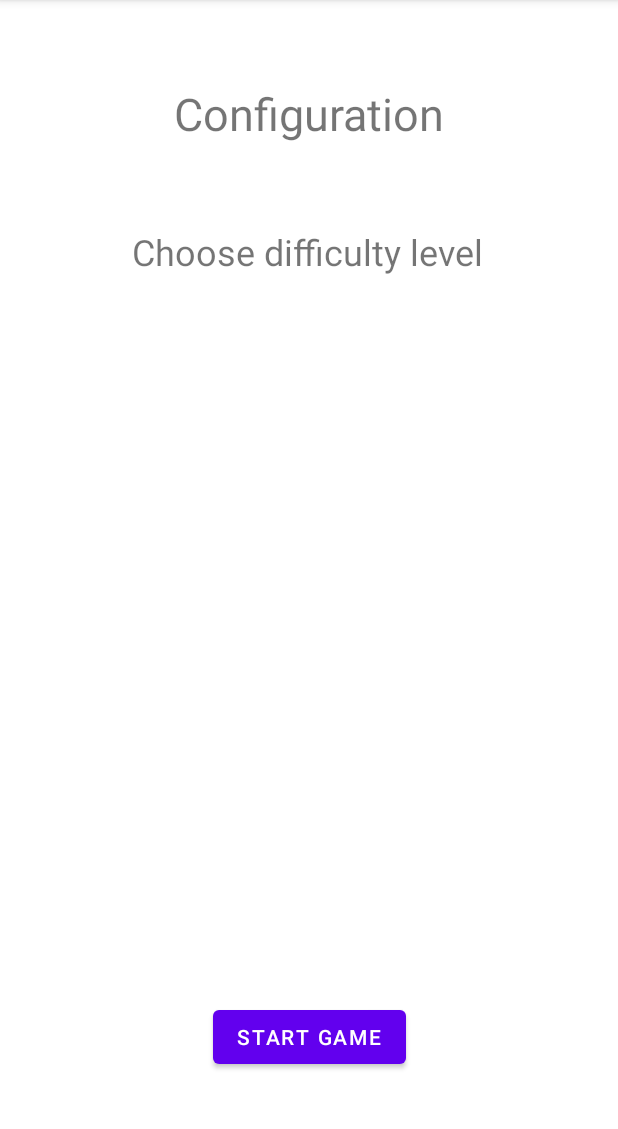
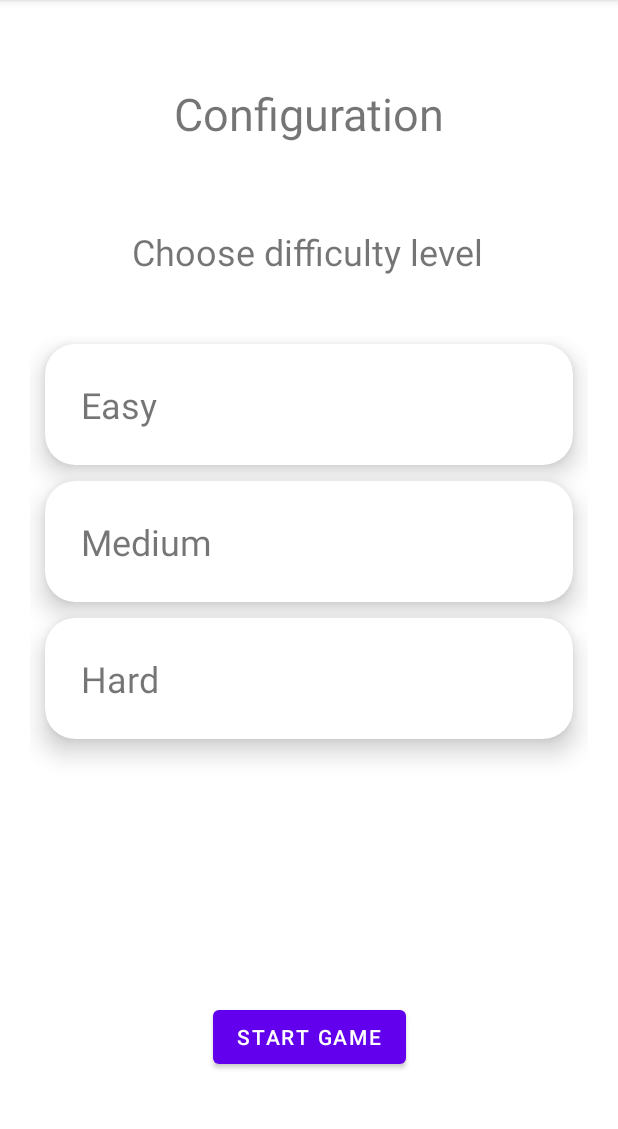
Before and after one commit to jessieAnhNguyen/MovieGuess-Game, an Android app: the ConfigFragment screen opened through its navigation route, on a phone screen of 412 x 824 dp, the part 84-1213 px from its top. Run offline under Robolectric (Android 15) with nearby library versions, the light colour scheme and no system bars; our stand-ins replace data binding.

Commit message:
implemented level and recycler view holder and adapter

```diff
--- a/app/src/main/java/com/anguy39/movieguess/ui/main/ConfigFragment.kt
+++ b/app/src/main/java/com/anguy39/movieguess/ui/main/ConfigFragment.kt
@@ -5,10 +5,19 @@ import androidx.fragment.app.Fragment
 import android.view.LayoutInflater
 import android.view.View
 import android.view.ViewGroup
+import android.widget.TextView
+import androidx.cardview.widget.CardView
+import androidx.databinding.DataBindingUtil
+import androidx.fragment.app.activityViewModels
+import androidx.lifecycle.ViewModelProvider
+import androidx.lifecycle.observe
 import androidx.navigation.findNavController
+import androidx.recyclerview.widget.LinearLayoutManager
+import androidx.recyclerview.widget.RecyclerView
 import com.anguy39.movieguess.R
 import com.anguy39.movieguess.databinding.FragmentConfigBinding
 import com.anguy39.movieguess.databinding.FragmentWelcomeBinding
+import com.anguy39.movieguess.ui.main.game.GameViewModel
 
 
 class ConfigFragment : Fragment() {
@@ -16,19 +25,74 @@ class ConfigFragment : Fragment() {
     private var _binding: FragmentConfigBinding? = null
     private val binding get() = _binding!!
 
+    private val sharedViewModel: GameViewModel by activityViewModels()
+
     override fun onCreateView(
         inflater: LayoutInflater, container: ViewGroup?,
         savedInstanceState: Bundle?
     ): View? {
-        _binding = FragmentConfigBinding.inflate(inflater, container, false)
-        val view = binding.root
-        binding.startGameButton.setOnClickListener {
-            view.findNavController().navigate(R.id.action_configFragment_to_gameFragment)
+        _binding = DataBindingUtil.inflate(inflater, R.layout.fragment_config, container, false)
+        binding.run {
+            vm = sharedViewModel
+            lifecycleOwner = this@ConfigFragment
         }
 
-        return view
+        binding.configRecyclerView.layoutManager = LinearLayoutManager(context)
+
+        binding.startGameButton.setOnClickListener {
+            it.findNavController().navigate(R.id.action_configFragment_to_gameFragment)
+        }
+
+        return binding.root
 
     }
+
+    override fun onActivityCreated(savedInstanceState: Bundle?) {
+        super.onActivityCreated(savedInstanceState)
+
+        sharedViewModel.levelList.observe(viewLifecycleOwner, {
+            binding.configRecyclerView.adapter = LevelAdapter(it)
+        })
+
+    }
+
+
+
+    private inner class LevelViewHolder(view: View) : RecyclerView.ViewHolder(view), View.OnClickListener {
+
+        private val levelNameTextView: TextView = itemView.findViewById(R.id.level_textView)
+
+        private lateinit var level: GameViewModel.Level
+
+        init {
+            itemView.setOnClickListener(this)
+        }
+
+        override fun onClick(v: View?) {
+            val levelSelected = level.LevelId
+            sharedViewModel.setLevel(levelSelected)
+        }
+
+        fun bind(level: GameViewModel.Level) {
+            this.level = level
+            levelNameTextView.text = level.levelName
+        }
+    }
+
+    private inner class LevelAdapter(private val list: List<GameViewModel.Level>) : RecyclerView.Adapter<LevelViewHolder>() {
+
+        override fun onCreateViewHolder(parent: ViewGroup, viewType: Int): LevelViewHolder {
+            val view = layoutInflater.inflate(R.layout.recycler_item, parent, false)
+            return LevelViewHolder(view)
+        }
+
+        override fun getItemCount() = list.size
+
+        override fun onBindViewHolder(holder: LevelViewHolder, position: Int) {
+            holder.bind(list[position])
+        }
+    }
+
 
     override fun onDestroyView() {
         super.onDestroyView()
--- a/app/src/main/java/com/anguy39/movieguess/ui/main/game/GameViewModel.kt
+++ b/app/src/main/java/com/anguy39/movieguess/ui/main/game/GameViewModel.kt
@@ -27,11 +27,25 @@ class GameViewModel(app: Application) : AndroidViewModel(app) {
     private var _character = MutableLiveData<Int>()
     var character: LiveData<Int> = _character
 
+    private var level = 0
+
+    private val _levelList = MutableLiveData<List<Level>>()
+    var levelList: LiveData<List<Level>> = _levelList
+
+    data class Level (val LevelId: Int, var levelName: String)
+
     init {
         val jsonString = app.assets.open("moviesEasy.json").bufferedReader().use { it.readText() }
         game = Game(jsonString)
 //        game.questions
         newQuestion()
+
+        val easyLevel = Level(0, "Easy")
+        val mediumLevel = Level(1, "Medium")
+        val hardLevel = Level(2, "Hard")
+        _levelList.value = listOf(easyLevel, mediumLevel, hardLevel)
+
+        Log.d(TAG, "level is " + level)
     }
 
     fun newQuestion() {
@@ -62,4 +76,8 @@ class GameViewModel(app: Application) : AndroidViewModel(app) {
     fun getCurrentQuestion(): Int {
         return game.getCurrentQuestion()
     }
+
+    fun setLevel(level: Int) {
+        this.level = level
+    }
 }
--- a/app/src/main/res/layout/fragment_config.xml
+++ b/app/src/main/res/layout/fragment_config.xml
@@ -1,7 +1,15 @@
 <?xml version="1.0" encoding="utf-8"?>
-<androidx.constraintlayout.widget.ConstraintLayout xmlns:android="http://schemas.android.com/apk/res/android"
+
+<layout xmlns:android="http://schemas.android.com/apk/res/android"
     xmlns:app="http://schemas.android.com/apk/res-auto"
-    xmlns:tools="http://schemas.android.com/tools"
+    xmlns:tools="http://schemas.android.com/tools">
+
+    <data>
+        <variable name="vm" type="com.anguy39.movieguess.ui.main.game.GameViewModel"/>
+    </data>
+
+
+<androidx.constraintlayout.widget.ConstraintLayout
     android:id="@+id/frameLayout2"
     android:layout_width="match_parent"
     android:layout_height="match_parent"
@@ -57,3 +65,4 @@
         app:layout_constraintTop_toBottomOf="@+id/config_recyclerView"
         app:layout_constraintVertical_bias="0.43" />
 </androidx.constraintlayout.widget.ConstraintLayout>
+</layout>
--- a/app/src/main/res/layout/recycler_item.xml
+++ b/app/src/main/res/layout/recycler_item.xml
@@ -6,6 +6,7 @@
     android:layout_height="wrap_content"
     android:layout_marginHorizontal="10dp"
     android:layout_marginVertical="5dp"
+    android:background="#2196F3"
     app:cardCornerRadius="20dp"
     app:cardElevation="10dp">
 
@@ -15,7 +16,7 @@
         android:orientation="vertical">
 
         <TextView
-            android:id="@+id/colorName_textView"
+            android:id="@+id/level_textView"
             android:layout_width="match_parent"
             android:layout_height="wrap_content"
             android:layout_margin="24dp"
```
